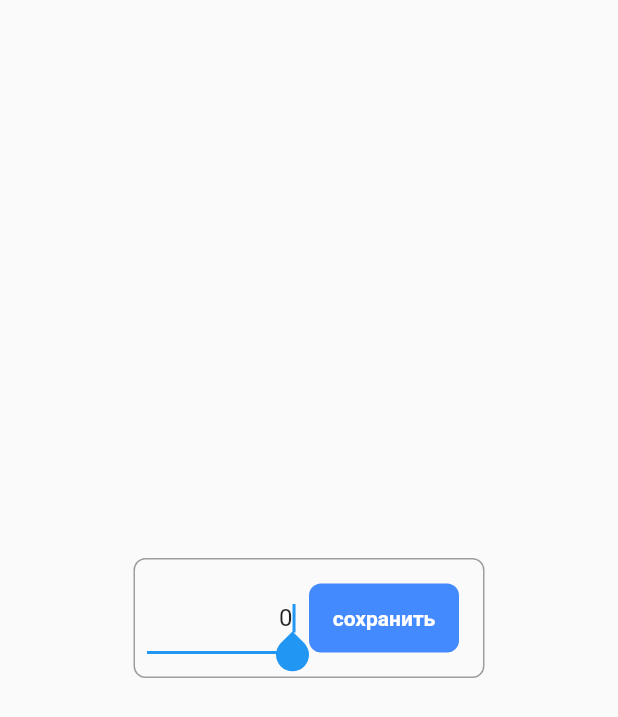
After one commit to rus-rk9/try_getx, a Flutter app: the screen it shows after launch, after a tap on an icon or button, on a phone screen of 412 x 824 dp. The commit adds this screen. Shown: the top 717 px of the screen. Run offline on Flutter 3.47's test engine with Material 2 defaults, Android fonts, the phone set to English and light mode, and no system bars; our stand-ins replace flutter_svg, get, scroll_to_index.

Commit message:
end, to-do ... comments

```diff
--- a/lib/app/bindings/home_page_binding.dart
+++ b/lib/app/bindings/home_page_binding.dart
@@ -1,5 +1,5 @@
 import 'package:get/get.dart';
-import 'package:try_getx/app/controllers/details_page_controller.dart';
+import 'package:try_getx/app/controllers/select_page_controller.dart';
 import 'package:try_getx/app/controllers/home_page_controller.dart';
 
 class HomePageBinding implements Bindings {
@@ -8,8 +8,8 @@ class HomePageBinding implements Bindings {
     Get.lazyPut<HomePageController>(
       () => HomePageController(initAngle: 0),
     );
-    Get.lazyPut<DetailsPageController>(
-      () => DetailsPageController(),
+    Get.lazyPut<SelectPageController>(
+      () => SelectPageController(),
     );
   }
 }
--- a/lib/app/controllers/home_page_controller.dart
+++ b/lib/app/controllers/home_page_controller.dart
@@ -1,10 +1,12 @@
 import 'package:flutter/foundation.dart';
 import 'package:flutter/widgets.dart';
 import 'package:get/get.dart';
+import 'package:scroll_to_index/scroll_to_index.dart';
 import 'package:try_getx/app/data/models/home_page_model.dart';
 
 class HomePageController extends GetxController {
   HomePageModel _model;
+  bool _isTopPositionAlerted = false;
 
   HomePageController({@required int initAngle}) {
     this._model = HomePageModel(angle: initAngle);
@@ -13,6 +15,19 @@ class HomePageController extends GetxController {
   set circleAngle(value) => this._model.circleAngle.value = value;
   get circleAngle => this._model.circleAngle.value;
 
-  set buttonPressed(value) => this._model.buttonPressed.value = value;
-  get buttonPressed => this._model.buttonPressed.value;
+  set buttonPressedIndex(value) => this._model.buttonPressedIndex.value = value;
+  get buttonPressedIndex => this._model.buttonPressedIndex.value;
+
+  set isTopPositionAlerted(value) => this._isTopPositionAlerted = value;
+  get isTopPositionAlerted => this._isTopPositionAlerted;
+
+  AutoScrollController get scrollController => this._model.scrollController;
+
+  static bool checkIntInInterval({int currVal, int mainVal, int delta}) {
+    return ((mainVal - delta) <= currVal && currVal <= (mainVal + delta));
+  }
+
+  Future scrollToIndex({int index}) async {
+    await this._model.scrollController.scrollToIndex(index, preferPosition: AutoScrollPosition.begin);
+  }
 }
--- /dev/null
+++ b/lib/app/controllers/select_page_controller.dart
@@ -0,0 +1,17 @@
+import 'package:flutter/widgets.dart';
+import 'package:get/get.dart';
+import 'package:try_getx/app/data/models/select_page_model.dart';
+
+class SelectPageController extends GetxController {
+  SelectPageModel _model;
+
+  SelectPageController() {
+    this._model = SelectPageModel();
+  }
+
+  set valToSelect(value) => this._model.valToSelectController.text = value;
+  get valToSelect => this._model.valToSelectController.text;
+
+  TextEditingController get valToSelectController => this._model.valToSelectController;
+  FocusNode get textFocusNode => this._model.textFocusNode;
+}
--- a/lib/app/data/models/home_page_model.dart
+++ b/lib/app/data/models/home_page_model.dart
@@ -1,10 +1,18 @@
 import 'package:flutter/widgets.dart';
 import 'package:get/get.dart';
+import 'package:scroll_to_index/scroll_to_index.dart';
 
 class HomePageModel {
   final RxInt circleAngle = 0.obs;
-  final RxInt buttonPressed = (-1).obs;
-  static const int buttonMax = 4;
+  final RxInt buttonPressedIndex = (-1).obs;
+  static const int buttonMax = 24;
+  static const int appBarExpandedHeight = 256;
+  AutoScrollController scrollController;
 
-  HomePageModel({@required int angle});
+  HomePageModel({@required int angle}) {
+    scrollController = AutoScrollController(
+      // viewportBoundaryGetter: () => Rect.fromLTRB(0, 0, 0, MediaQuery.of(context).padding.bottom),
+      axis: Axis.horizontal,
+    );
+  }
 }
--- /dev/null
+++ b/lib/app/data/models/select_page_model.dart
@@ -0,0 +1,11 @@
+import 'package:flutter/cupertino.dart';
+
+class SelectPageModel {
+  TextEditingController valToSelectController;
+  FocusNode textFocusNode;
+
+  SelectPageModel() {
+    valToSelectController = TextEditingController()..text = '0';
+    textFocusNode = FocusNode();
+  }
+}
--- a/lib/app/routes/app_pages.dart
+++ b/lib/app/routes/app_pages.dart
@@ -1,6 +1,6 @@
 import 'package:get/get.dart';
 import 'package:try_getx/app/bindings/home_page_binding.dart';
-import 'package:try_getx/app/ui/pages/details_page.dart';
+import 'package:try_getx/app/ui/pages/select_page.dart';
 import 'package:try_getx/app/ui/pages/home_page.dart';
 part 'app_routes.dart';
 
@@ -12,8 +12,8 @@ abstract class AppPages {
       page: () => HomePage(),
     ),
     GetPage(
-      name: Routes.DETAILS,
-      page: () => DetailsPage(),
+      name: Routes.SELECT,
+      page: () => SelectPage(),
       transition: Transition.zoom,
     ),
   ];
--- a/lib/app/routes/app_routes.dart
+++ b/lib/app/routes/app_routes.dart
@@ -2,5 +2,5 @@ part of 'app_pages.dart';
 
 abstract class Routes {
   static const INITIAL = '/';
-  static const DETAILS = '/details';
+  static const SELECT = '/details';
 }
--- a/lib/app/ui/global_widgets/standart_button.dart
+++ b/lib/app/ui/global_widgets/standart_button.dart
@@ -3,7 +3,8 @@ import 'package:flutter/material.dart';
 class StandartButton extends StatelessWidget {
   final void Function() onPressed;
   final Color color;
-  StandartButton({@required this.onPressed, @required this.color});
+  final String text;
+  StandartButton({@required this.onPressed, @required this.color, @required this.text});
 
   @override
   Widget build(BuildContext context) {
@@ -23,7 +24,10 @@ class StandartButton extends StatelessWidget {
           primary: color,
           elevation: 0,
         ),
-        child: SizedBox(),
+        child: Text(
+          text,
+          style: TextStyle(color: Colors.blueAccent),
+        ),
       ),
     );
   }
--- a/lib/app/ui/pages/home_page.dart
+++ b/lib/app/ui/pages/home_page.dart
@@ -3,11 +3,14 @@ import 'package:flutter/rendering.dart';
 import 'package:flutter_svg/flutter_svg.dart';
 import 'package:get/get.dart';
 import 'package:try_getx/app/controllers/home_page_controller.dart';
+import 'package:try_getx/app/controllers/select_page_controller.dart';
 import 'package:try_getx/app/data/models/home_page_model.dart';
+import 'package:try_getx/app/routes/app_pages.dart';
 import 'package:try_getx/app/ui/global_widgets/rounded_long_container.dart';
 import 'dart:math' as Math;
 
 import 'package:try_getx/app/ui/global_widgets/standart_button.dart';
+import 'package:scroll_to_index/scroll_to_index.dart';
 
 class HomePage extends GetView<HomePageController> {
   @override
@@ -16,8 +19,7 @@ class HomePage extends GetView<HomePageController> {
       body: SafeArea(
         child: Container(
           color: Colors.transparent,
-          // child: NotificationListener<ScrollUpdateNotification>(
-          child: NotificationListener<ScrollUpdateNotification>(
+          child: NotificationListener<ScrollNotification>(
             child: CustomScrollView(
               slivers: [
                 sliverAppBar(),
@@ -25,11 +27,16 @@ class HomePage extends GetView<HomePageController> {
               ],
             ),
             onNotification: (notification) {
-              if (notification is ScrollUpdateNotification) {
-                controller.circleAngle = notification.metrics.extentBefore.toInt();
-                print(notification.toString());
+              if (notification is ScrollEndNotification) {
+                controller.isTopPositionAlerted = false;
               }
-
+              controller.circleAngle = notification.metrics.extentBefore.toInt();
+              if (HomePageController.checkIntInInterval(currVal: notification.metrics.pixels.toInt(), mainVal: HomePageModel.appBarExpandedHeight, delta: 4)) {
+                if (!controller.isTopPositionAlerted) {
+                  Get.snackbar('Внимание!', 'Верхняя граница достигнута');
+                  controller.isTopPositionAlerted = true;
+                }
+              }
               return true;
             },
           ),
@@ -41,7 +48,7 @@ class HomePage extends GetView<HomePageController> {
   SliverAppBar sliverAppBar() {
     return SliverAppBar(
       backgroundColor: Colors.transparent,
-      expandedHeight: 300.0,
+      expandedHeight: HomePageModel.appBarExpandedHeight.toDouble(),
       toolbarHeight: 0,
       flexibleSpace: Stack(
         children: [
@@ -94,15 +101,24 @@ class HomePage extends GetView<HomePageController> {
       padding: EdgeInsets.only(top: 50, bottom: 50),
       height: 200,
       decoration: BoxDecoration(color: Colors.transparent),
-      child: NotificationListener<ScrollUpdateNotification>(
+      child: NotificationListener<ScrollNotification>(
         child: ListView.builder(
+          controller: controller.scrollController,
           itemCount: HomePageModel.buttonMax,
           itemBuilder: (context, index) {
-            return Obx(() => StandartButton(
-                  color: (index == controller.buttonPressed) ? Colors.red : Colors.white,
-                  onPressed: () {
-                    controller.buttonPressed = index;
-                  },
+            return Obx(() => AutoScrollTag(
+                  key: ValueKey(index),
+                  controller: controller.scrollController,
+                  index: index,
+                  child: StandartButton(
+                    text: index.toString(),
+                    color: (index == controller.buttonPressedIndex) ? Colors.red : Colors.white,
+                    onPressed: () {
+                      controller.buttonPressedIndex = index;
+                      Get.lazyPut<SelectPageController>(() => SelectPageController());
+                      Get.toNamed(Routes.SELECT);
+                    },
+                  ),
                 ));
           },
           scrollDirection: Axis.horizontal,
--- /dev/null
+++ b/lib/app/ui/pages/select_page.dart
@@ -0,0 +1,76 @@
+import 'package:flutter/material.dart';
+import 'package:get/get.dart';
+import 'package:try_getx/app/controllers/home_page_controller.dart';
+import 'package:try_getx/app/controllers/select_page_controller.dart';
+import 'package:try_getx/app/data/models/home_page_model.dart';
+
+class SelectPage extends GetView<SelectPageController> {
+  @override
+  Widget build(BuildContext context) {
+    HomePageController homePageController = Get.find();
+    controller.valToSelect = homePageController.buttonPressedIndex.toString();
+    controller.textFocusNode.requestFocus();
+
+    return Scaffold(
+      body: SafeArea(
+        child: Center(
+          child: Container(
+            height: 80,
+            padding: EdgeInsets.all(8),
+            decoration: BoxDecoration(
+              border: Border.all(
+                color: Colors.grey,
+              ),
+              borderRadius: BorderRadius.circular(8),
+            ),
+            child: Row(
+              mainAxisSize: MainAxisSize.min,
+              children: [
+                Container(
+                  width: 100,
+                  height: 48,
+                  child: TextField(
+                    controller: controller.valToSelectController,
+                    textAlign: TextAlign.right,
+                    keyboardType: TextInputType.number,
+                    focusNode: controller.textFocusNode,
+                    decoration: InputDecoration(
+                      hintText: '0 ... ${HomePageModel.buttonMax - 1}',
+                    ),
+                  ),
+                ),
+                TextButton(
+                  onPressed: () {
+                    int currVal = int.parse(controller.valToSelect);
+                    if (0 <= currVal && currVal < HomePageModel.buttonMax) {
+                      homePageController.buttonPressedIndex = currVal;
+                      homePageController.scrollToIndex(index: currVal);
+                      Get.back();
+                    }
+                  },
+                  child: Container(
+                    width: 100,
+                    height: 56,
+                    decoration: BoxDecoration(
+                      color: Colors.blueAccent,
+                      borderRadius: BorderRadius.circular(8),
+                    ),
+                    child: Center(
+                      child: Text(
+                        'сохранить',
+                        style: TextStyle(
+                          color: Colors.white,
+                          fontWeight: FontWeight.bold,
+                        ),
+                      ),
+                    ),
+                  ),
+                ),
+              ],
+            ),
+          ),
+        ),
+      ),
+    );
+  }
+}
--- a/lib/main.dart
+++ b/lib/main.dart
@@ -1,11 +1,12 @@
 import 'package:flutter/material.dart';
+import 'package:flutter/rendering.dart';
 import 'package:get/get.dart';
 import 'package:try_getx/app/routes/app_pages.dart';
 
 void main() {
+  debugRepaintRainbowEnabled = false;
   runApp(
     GetMaterialApp(
-      // debugShowCheckedModeBanner: true,
       initialRoute: Routes.INITIAL,
       defaultTransition: Transition.fade,
       getPages: AppPages.pages,
--- a/pubspec.yaml
+++ b/pubspec.yaml
@@ -30,6 +30,7 @@ dependencies:
   get: ^4.1.4
   dio: ^4.0.0
   flutter_svg: ^0.22.0 #noWEB!
+  scroll_to_index: ^2.0.0
 
 dev_dependencies:
   flutter_test:
```
Also changed, not shown: lib/app/controllers/details_page_controller.dart (deleted, +0 -10 lines), lib/app/data/models/details_page_model.dart (deleted, +0 -17 lines), lib/app/ui/pages/details_page.dart (deleted, +0 -10 lines), pubspec.lock.
